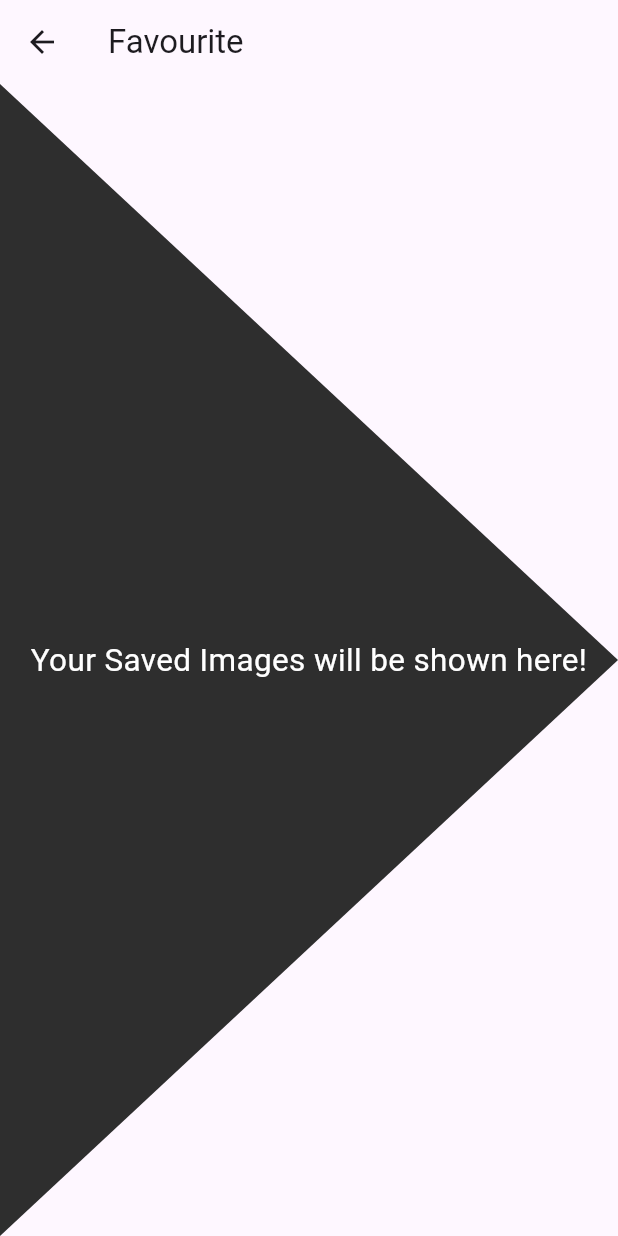
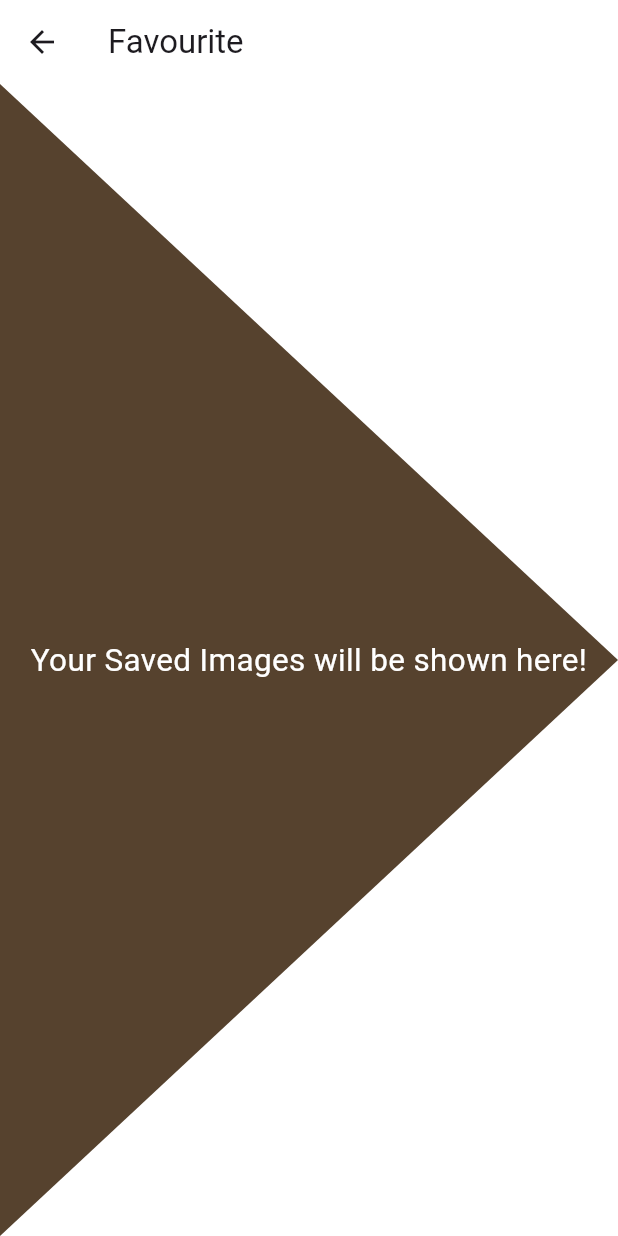
Before and after one commit to BlackHorse09/Espresso-Alley, a Flutter app: the screen it shows after launch, after a tap on the "star" icon, on a phone screen of 412 x 824 dp. Run offline on Flutter 3.47's test engine with Material 3 defaults, Android fonts, the phone set to English and light mode, and no system bars; our stand-ins replace animated_text_kit, cached_network_image, connectivity_plus, dio, flutter_bloc, photo_view; network calls fail.

Commit message:
Made color changes

```diff
--- a/lib/presentation/screens/favourite_page.dart
+++ b/lib/presentation/screens/favourite_page.dart
@@ -31,8 +31,10 @@ class _FavouritePageState extends State<FavouritePage> {
   @override
   Widget build(BuildContext context) {
     return Scaffold(
+        backgroundColor: Colors.white,
         appBar: AppBar(
           title: const Text(AllStrings.favourite),
+          backgroundColor: Colors.white,
         ),
         body: Stack(
           children: [
--- a/lib/presentation/widgets/favourite_background_image.dart
+++ b/lib/presentation/widgets/favourite_background_image.dart
@@ -12,17 +12,16 @@ class FavouriteBackgroundImage extends StatelessWidget {
   }
 }
 
-
 class TrianglePainter extends CustomPainter {
   @override
   void paint(Canvas canvas, Size size) {
     final paint = Paint()
-      ..color = const Color(0xff2e2e2e)
+      ..color = const Color(0xff04b3621)
       ..style = PaintingStyle.fill;
 
     final path = Path()
       ..moveTo(0, 0)
-      ..lineTo(size.width, size.height/2)
+      ..lineTo(size.width, size.height / 2)
       ..lineTo(0, size.height)
       ..close();
     canvas.drawPath(path, paint);
```
